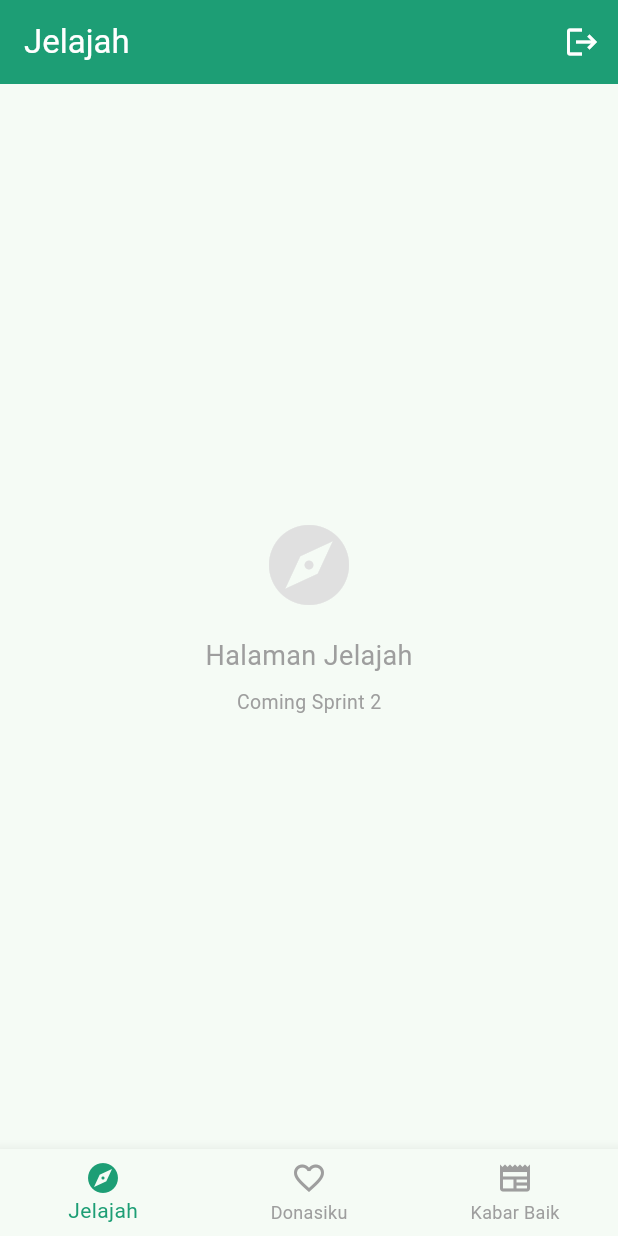
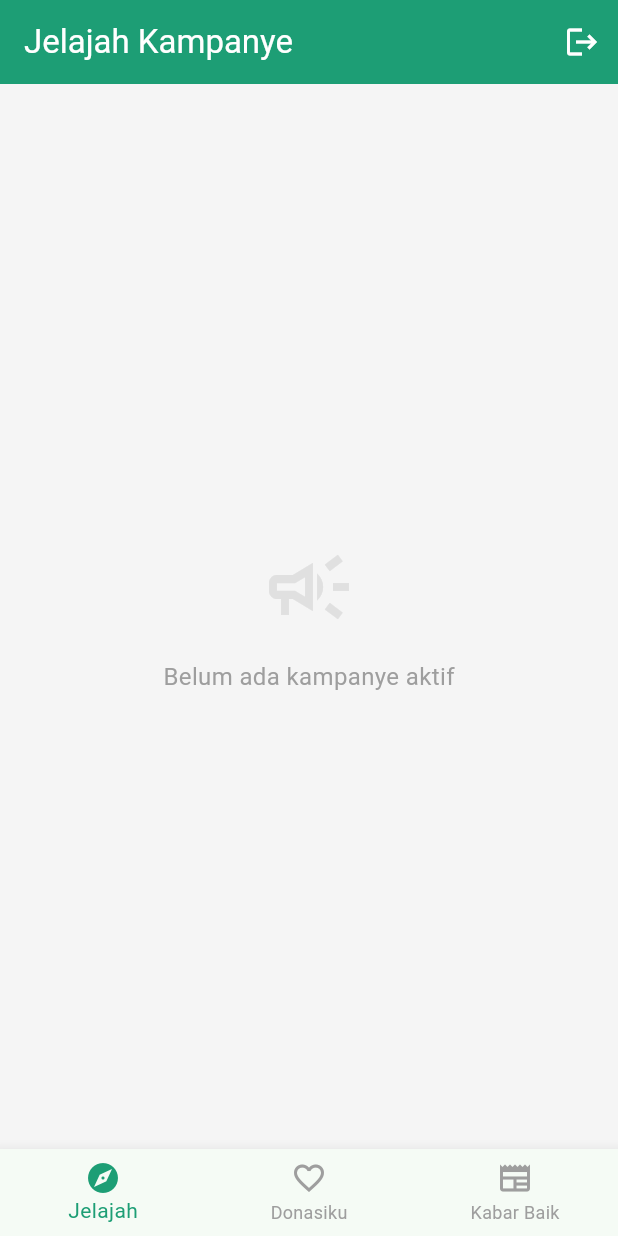
Before and after one commit to AzkaAzkun/donasee_final_project_ppb, a Flutter app: the screen it shows once a user with an empty profile is signed in, after a tap on the "logout" icon, on a phone screen of 412 x 824 dp. Run offline on Flutter 3.47's test engine with Material 3 defaults, Android fonts, the phone set to English and light mode, and no system bars; our stand-ins replace cloud_firestore, firebase_auth, firebase_core, firebase_messaging, supabase_flutter; accounts and stored records are empty.

Commit message:
feat: halaman Jelajah dengan StreamBuilder list kampanye aktif dan FAB admin

```diff
--- /dev/null
+++ b/lib/screens/home/jelajah_screen.dart
@@ -0,0 +1,148 @@
+import 'package:flutter/material.dart';
+import 'package:provider/provider.dart';
+import '../../services/auth_service.dart';
+import '../../services/campaign_service.dart';
+import '../../models/campaign_model.dart';
+import '../../models/user_model.dart';
+import '../../widgets/campaign_card.dart';
+import '../kampanye/form_kampanye_screen.dart';
+
+class JelajahScreen extends StatefulWidget {
+  const JelajahScreen({super.key});
+
+  @override
+  State<JelajahScreen> createState() => _JelajahScreenState();
+}
+
+class _JelajahScreenState extends State<JelajahScreen> {
+  final _svc = CampaignService();
+  UserModel? _user;
+  bool _loadingUser = true;
+
+  @override
+  void initState() {
+    super.initState();
+    _loadUser();
+  }
+
+  Future<void> _loadUser() async {
+    final auth = context.read<AuthService>();
+    final user = await auth.getCurrentUserModel();
+    if (mounted) {
+      setState(() {
+        _user = user;
+        _loadingUser = false;
+      });
+    }
+  }
+
+  @override
+  Widget build(BuildContext context) {
+    final auth = context.read<AuthService>();
+    final isAdmin = _user?.isAdmin ?? false;
+
+    return Scaffold(
+      appBar: AppBar(
+        title: const Text('Jelajah Kampanye'),
+        backgroundColor: const Color(0xFF1D9E75),
+        foregroundColor: Colors.white,
+        actions: [
+          IconButton(
+            icon: const Icon(Icons.logout),
+            tooltip: 'Logout',
+            onPressed: () async {
+              await auth.logout();
+            },
+          ),
+        ],
+      ),
+      backgroundColor: const Color(0xFFF5F5F5),
+      body: StreamBuilder<List<CampaignModel>>(
+        stream: _svc.getCampaignsStream(),
+        builder: (context, snapshot) {
+          if (snapshot.connectionState == ConnectionState.waiting) {
+            return const Center(child: CircularProgressIndicator());
+          }
+          if (snapshot.hasError) {
+            return Center(
+              child: Padding(
+                padding: const EdgeInsets.all(24),
+                child: Column(
+                  mainAxisSize: MainAxisSize.min,
+                  children: [
+                    const Icon(Icons.error_outline,
+                        size: 48, color: Colors.red),
+                    const SizedBox(height: 12),
+                    Text(
+                      'Gagal memuat kampanye:\n${snapshot.error}',
+                      textAlign: TextAlign.center,
+                      style: const TextStyle(color: Colors.red),
+                    ),
+                  ],
+                ),
+              ),
+            );
+          }
+          if (!snapshot.hasData || snapshot.data!.isEmpty) {
+            return Center(
+              child: Column(
+                mainAxisSize: MainAxisSize.min,
+                children: [
+                  Icon(Icons.campaign_outlined,
+                      size: 64, color: Colors.grey.shade300),
+                  const SizedBox(height: 16),
+                  const Text('Belum ada kampanye aktif',
+                      style: TextStyle(fontSize: 16, color: Colors.grey)),
+                  if (isAdmin) ...[
+                    const SizedBox(height: 12),
+                    ElevatedButton.icon(
+                      onPressed: () => Navigator.push(
+                        context,
+                        MaterialPageRoute(
+                            builder: (_) => const FormKampanyeScreen()),
+                      ),
+                      icon: const Icon(Icons.add),
+                      label: const Text('Buat Kampanye Pertama'),
+                      style: ElevatedButton.styleFrom(
+                        backgroundColor: const Color(0xFF1D9E75),
+                        foregroundColor: Colors.white,
+                        shape: RoundedRectangleBorder(
+                            borderRadius: BorderRadius.circular(12)),
+                      ),
+                    ),
+                  ],
+                ],
+              ),
+            );
+          }
+
+          final campaigns = snapshot.data!;
+          return ListView.builder(
+            padding: const EdgeInsets.all(16),
+            itemCount: campaigns.length,
+            itemBuilder: (_, i) => CampaignCard(
+              campaign: campaigns[i],
+              isAdmin: isAdmin,
+            ),
+          );
+        },
+      ),
+      // FAB untuk admin buat kampanye baru
+      floatingActionButton: _loadingUser
+          ? null
+          : isAdmin
+              ? FloatingActionButton.extended(
+                  onPressed: () => Navigator.push(
+                    context,
+                    MaterialPageRoute(
+                        builder: (_) => const FormKampanyeScreen()),
+                  ),
+                  backgroundColor: const Color(0xFF1D9E75),
+                  foregroundColor: Colors.white,
+                  icon: const Icon(Icons.add),
+                  label: const Text('Buat Kampanye'),
+                )
+              : null,
+    );
+  }
+}
--- a/lib/screens/home/main_navigation.dart
+++ b/lib/screens/home/main_navigation.dart
@@ -1,6 +1,7 @@
 import 'package:donasee_final_project_ppb/services/auth_service.dart';
 import 'package:flutter/material.dart';
 import 'package:provider/provider.dart';
+import 'jelajah_screen.dart';
 
 class MainNavigation extends StatefulWidget {
   const MainNavigation({super.key});
@@ -13,7 +14,7 @@ class _MainNavigationState extends State<MainNavigation> {
   int _idx = 0;
 
   final _screens = const [
-    _PlaceholderScreen(label: 'Jelajah', icon: Icons.explore),
+    JelajahScreen(),
     _PlaceholderScreen(label: 'Donasiku', icon: Icons.favorite),
     _PlaceholderScreen(label: 'Kabar Baik', icon: Icons.newspaper),
   ];
```
